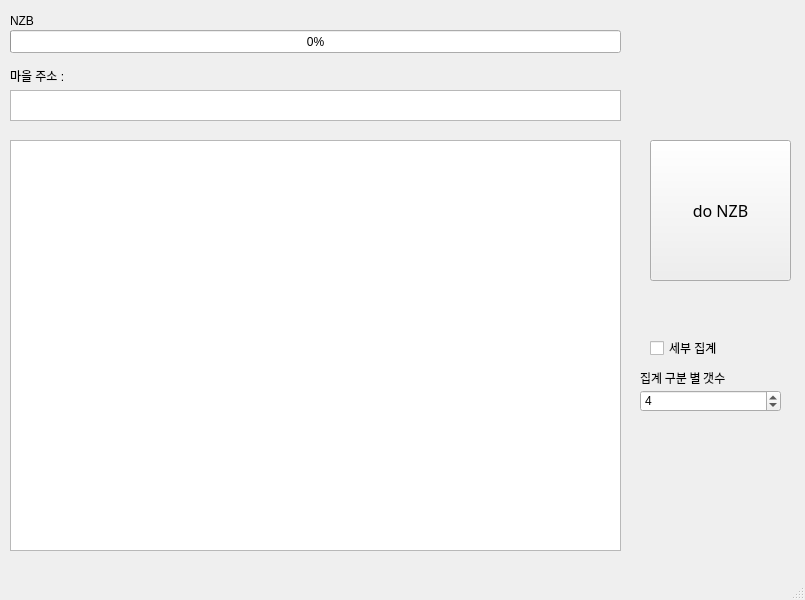
This is source/NZB.ui in pjc1991/NZB as Qt 5 draws it before an edit. The edited form follows.
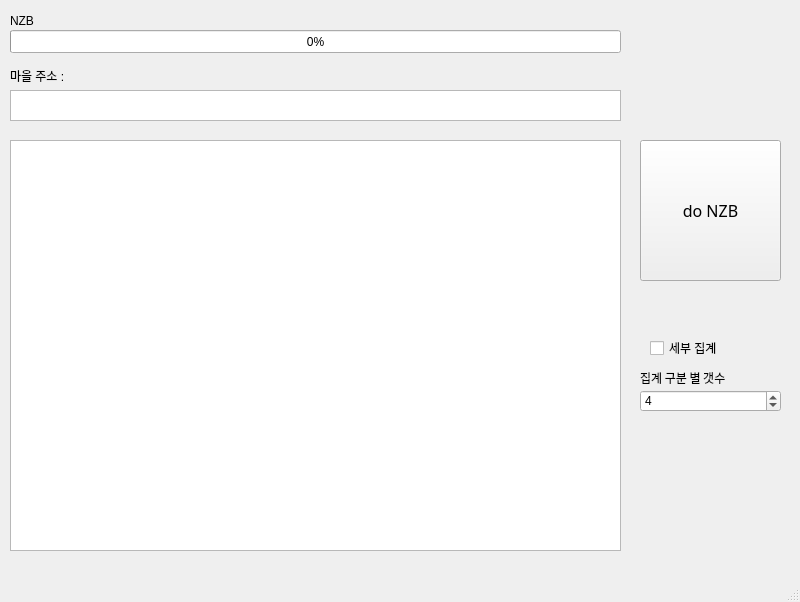
This is the edited form.

Patch:
```diff
--- a/source/NZB.ui
+++ b/source/NZB.ui
@@ -6,7 +6,7 @@
    <rect>
     <x>0</x>
     <y>0</y>
-    <width>805</width>
+    <width>800</width>
     <height>600</height>
    </rect>
   </property>
@@ -14,10 +14,22 @@
    <string>NZB beta 0.1</string>
   </property>
   <widget class="QWidget" name="centralwidget">
+   <property name="minimumSize">
+    <size>
+     <width>800</width>
+     <height>580</height>
+    </size>
+   </property>
+   <property name="maximumSize">
+    <size>
+     <width>800</width>
+     <height>580</height>
+    </size>
+   </property>
    <widget class="QPushButton" name="pushButton">
     <property name="geometry">
      <rect>
-      <x>650</x>
+      <x>640</x>
       <y>140</y>
       <width>141</width>
       <height>141</height>
```
